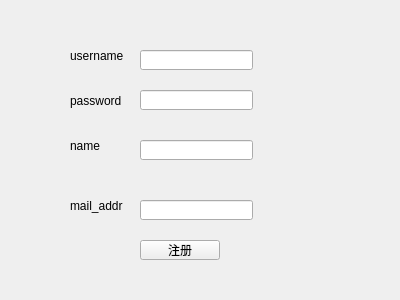
Above: src_client/registerfirstuser.ui from RebeccaPan/Train_Ticket before the change. Below: the same form after it.
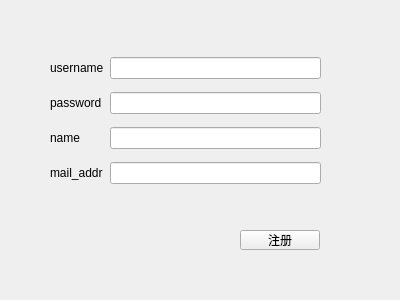
That is the form after the change.

Diff of the .ui file:
```diff
--- a/src_client/registerfirstuser.ui
+++ b/src_client/registerfirstuser.ui
@@ -13,103 +13,11 @@
   <property name="windowTitle">
    <string>注册第一个用户</string>
   </property>
-  <widget class="QLabel" name="label">
-   <property name="geometry">
-    <rect>
-     <x>70</x>
-     <y>40</y>
-     <width>61</width>
-     <height>31</height>
-    </rect>
-   </property>
-   <property name="text">
-    <string>username</string>
-   </property>
-  </widget>
-  <widget class="QLabel" name="label_2">
-   <property name="geometry">
-    <rect>
-     <x>70</x>
-     <y>80</y>
-     <width>71</width>
-     <height>41</height>
-    </rect>
-   </property>
-   <property name="text">
-    <string>password</string>
-   </property>
-  </widget>
-  <widget class="QLabel" name="label_3">
-   <property name="geometry">
-    <rect>
-     <x>70</x>
-     <y>130</y>
-     <width>54</width>
-     <height>31</height>
-    </rect>
-   </property>
-   <property name="text">
-    <string>name</string>
-   </property>
-  </widget>
-  <widget class="QLabel" name="label_4">
-   <property name="geometry">
-    <rect>
-     <x>70</x>
-     <y>190</y>
-     <width>71</width>
-     <height>31</height>
-    </rect>
-   </property>
-   <property name="text">
-    <string>mail_addr</string>
-   </property>
-  </widget>
-  <widget class="QLineEdit" name="username_inputbox">
-   <property name="geometry">
-    <rect>
-     <x>140</x>
-     <y>50</y>
-     <width>113</width>
-     <height>20</height>
-    </rect>
-   </property>
-  </widget>
-  <widget class="QLineEdit" name="password_inputbox">
-   <property name="geometry">
-    <rect>
-     <x>140</x>
-     <y>90</y>
-     <width>113</width>
-     <height>20</height>
-    </rect>
-   </property>
-  </widget>
-  <widget class="QLineEdit" name="name_inputbox">
-   <property name="geometry">
-    <rect>
-     <x>140</x>
-     <y>140</y>
-     <width>113</width>
-     <height>20</height>
-    </rect>
-   </property>
-  </widget>
-  <widget class="QLineEdit" name="mail_addr_inputbox">
-   <property name="geometry">
-    <rect>
-     <x>140</x>
-     <y>200</y>
-     <width>113</width>
-     <height>20</height>
-    </rect>
-   </property>
-  </widget>
   <widget class="QPushButton" name="do_register">
    <property name="geometry">
     <rect>
-     <x>140</x>
-     <y>240</y>
+     <x>240</x>
+     <y>230</y>
      <width>80</width>
      <height>20</height>
     </rect>
@@ -118,6 +26,58 @@
     <string>注册</string>
    </property>
   </widget>
+  <widget class="QWidget" name="gridLayoutWidget">
+   <property name="geometry">
+    <rect>
+     <x>50</x>
+     <y>50</y>
+     <width>271</width>
+     <height>141</height>
+    </rect>
+   </property>
+   <layout class="QGridLayout" name="gridLayout">
+    <item row="0" column="1">
+     <widget class="QLineEdit" name="username_inputbox"/>
+    </item>
+    <item row="0" column="0">
+     <widget class="QLabel" name="label">
+      <property name="text">
+       <string>username</string>
+      </property>
+     </widget>
+    </item>
+    <item row="3" column="0">
+     <widget class="QLabel" name="label_4">
+      <property name="text">
+       <string>mail_addr</string>
+      </property>
+     </widget>
+    </item>
+    <item row="2" column="0">
+     <widget class="QLabel" name="label_3">
+      <property name="text">
+       <string>name</string>
+      </property>
+     </widget>
+    </item>
+    <item row="1" column="1">
+     <widget class="QLineEdit" name="password_inputbox"/>
+    </item>
+    <item row="1" column="0">
+     <widget class="QLabel" name="label_2">
+      <property name="text">
+       <string>password</string>
+      </property>
+     </widget>
+    </item>
+    <item row="2" column="1">
+     <widget class="QLineEdit" name="name_inputbox"/>
+    </item>
+    <item row="3" column="1">
+     <widget class="QLineEdit" name="mail_addr_inputbox"/>
+    </item>
+   </layout>
+  </widget>
  </widget>
  <resources/>
  <connections/>
```
